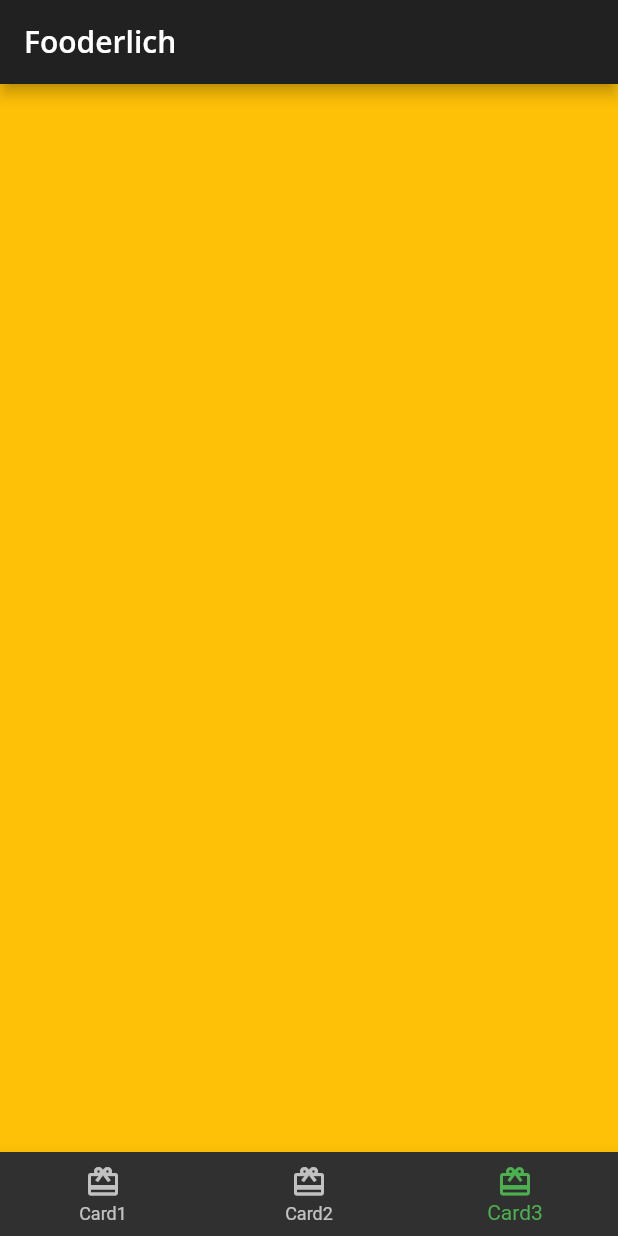
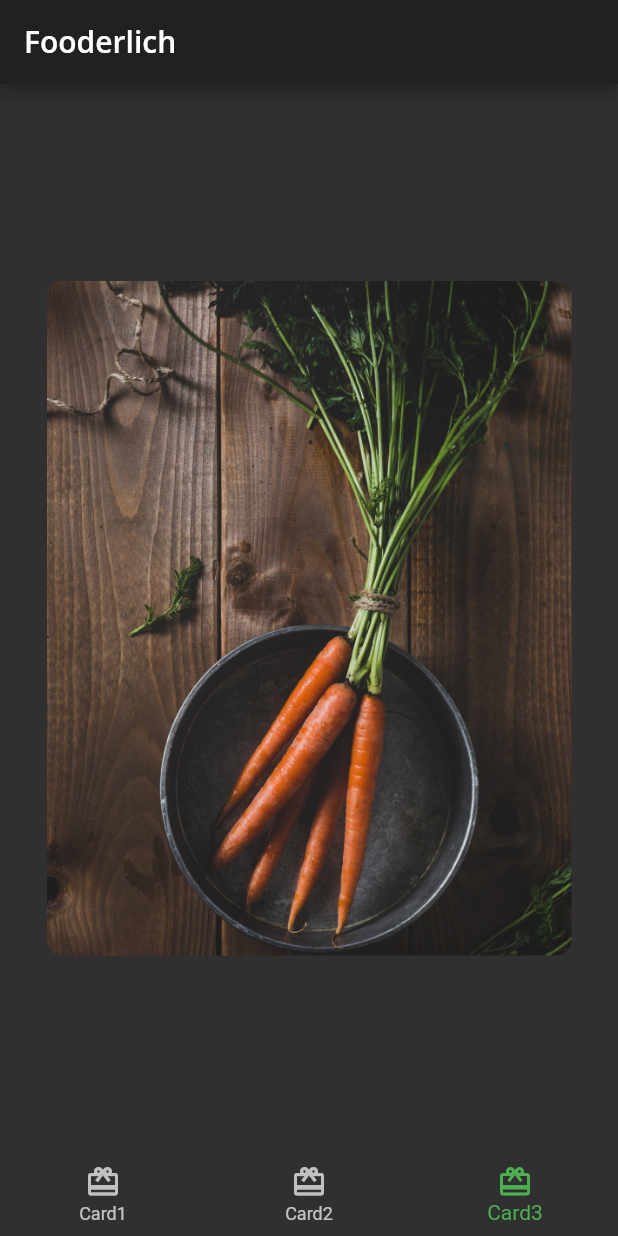
Before and after one commit to maquadir/Flutter_Widgets, a Flutter app: the screen it shows after launch, item 3 of the bottom bar chosen, on a phone screen of 412 x 824 dp. Run offline on Flutter 3.47's test engine with Material 2 defaults, Android fonts, the phone set to English and light mode, and no system bars; our stand-ins replace google_fonts.

Commit message:
start of card3.dart

```diff
--- /dev/null
+++ b/lib/card3.dart
@@ -0,0 +1,20 @@
+import 'package:flutter/cupertino.dart';
+
+class Card3 extends StatelessWidget {
+  const Card3({super.key});
+
+  @override
+  Widget build(BuildContext context) {
+    // TODO: implement build
+    return Center(
+        child: Container(
+            constraints: const BoxConstraints.expand(width: 350, height: 450),
+            decoration: const BoxDecoration(
+                image: DecorationImage(
+                    image: AssetImage('assets/mag2.png'), fit: BoxFit.cover),
+                borderRadius: BorderRadius.all(Radius.circular(10.0))),
+            child: Stack(
+              children: [],
+            )));
+  }
+}
--- a/lib/home.dart
+++ b/lib/home.dart
@@ -2,6 +2,7 @@ import 'package:flutter/material.dart';
 
 import 'Card1.dart';
 import 'card2.dart';
+import 'card3.dart';
 import 'fooderlich_theme.dart';
 
 class Home extends StatefulWidget {
@@ -17,7 +18,7 @@ class HomeState extends State<Home> {
   static List<Widget> pages = <Widget>[
     const Card1(),
     const Card2(),
-    Container(color: Colors.amber),
+    const Card3(),
   ];
 
   void _onItemTapped(int index) {
```
